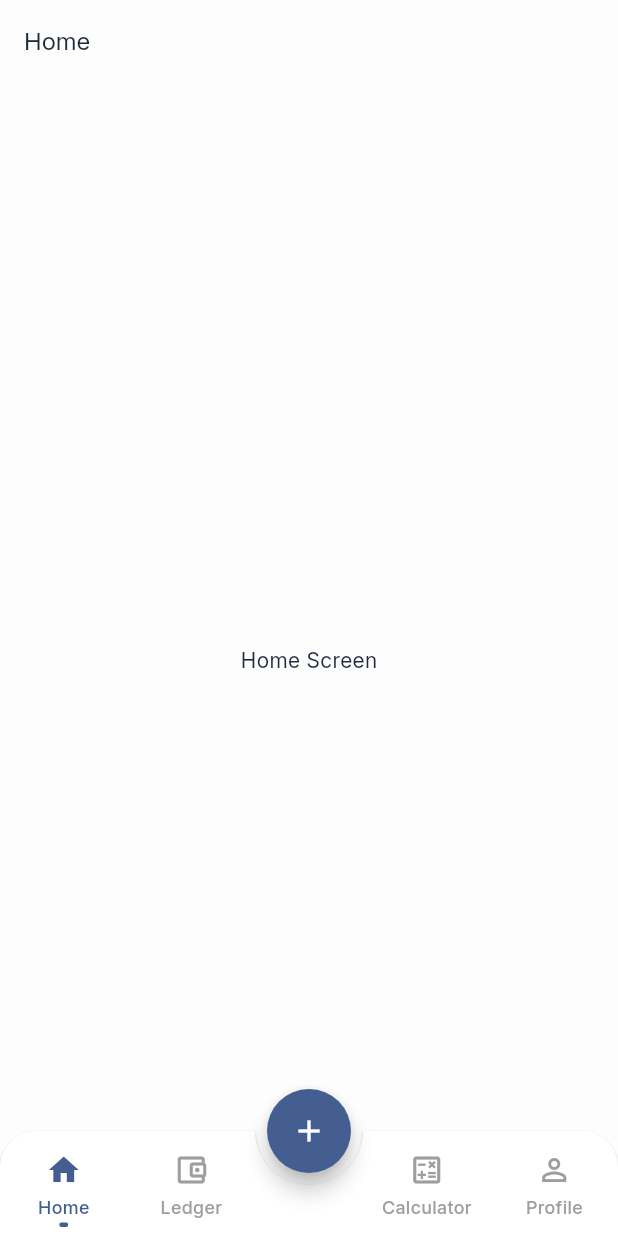
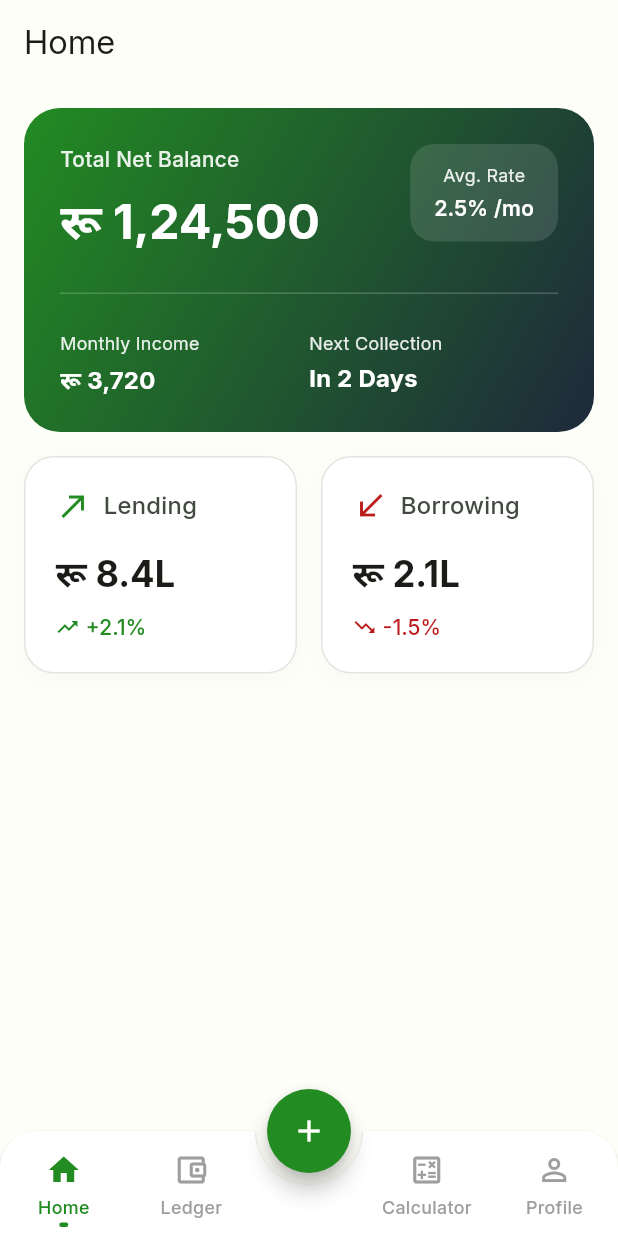
Before and after one commit to bitmonk/byaj_khata, a Flutter app: the screen it shows after launch, on a phone screen of 412 x 824 dp. Run offline on Flutter 3.47's test engine with Material 3 defaults, Android fonts, the phone set to English and light mode, and no system bars; drawn by our look-alikes of animated_bottom_navigation_bar; our stand-ins replace cached_network_image, chewie, cloud_firestore, dartz, device_info_plus, dio and 19 more; missing offline and left inert: flutter_displaymode, gallery_saver_plus; accounts and stored records are empty.

Commit message:
home components added

```diff
--- a/Documents/Development/Riverpod/byaz_track/lib/core/constants/app_colors.dart
+++ b/Documents/Development/Riverpod/byaz_track/lib/core/constants/app_colors.dart
@@ -1,6 +1,16 @@
 import 'package:byaz_track/core/extension/extensions.dart';
 
 class AppColors {
+  // New ByajTracker Colors
+  static const Color primary = Color(0xFF228B22);
+  static const Color background = Color(0xFFFEFEF8);
+  static const Color surface = Color(0xFFFEFEF8);
+  static const Color primaryText = Color(0xFF1A1C18);
+  static const Color secondaryText = Color(0xFF424940);
+  static const Color divider = Color(0xFFC4CCC0);
+  static const Color success = Color(0xFF228B22);
+  static const Color error = Color(0xFFBA1A1A);
+
   // Primary Accent (Trust Blue - matches screenshot active tab)
   static const Color primary500 = Color(0xFF3B82F6); // Main blue
   static const Color primary400 = Color(0xFF60A5FA); // Lighter hover/active
--- a/Documents/Development/Riverpod/byaz_track/lib/core/theme/app_theme.dart
+++ b/Documents/Development/Riverpod/byaz_track/lib/core/theme/app_theme.dart
@@ -7,57 +7,50 @@ class AppTheme {
   static ThemeData appTheme(BuildContext context) => ThemeData(
     useMaterial3: true,
     fontFamily: FontFamily.inter,
-    brightness: Brightness.light,
-    scaffoldBackgroundColor: AppColors.scaffoldBackground.withAlpha(200),
-    textTheme: AppTextStyle.lightTextTheme.apply(
-      bodyColor: AppColors.textPrimary,
-      displayColor: AppColors.textPrimary,
+    colorScheme: const ColorScheme.light(
+      primary: AppColors.primary,
+      onPrimary: Colors.white,
+      background: AppColors.background,
+      onBackground: AppColors.primaryText,
+      surface: AppColors.surface,
+      onSurface: AppColors.primaryText,
+      error: AppColors.error,
+      onError: Colors.white,
     ),
-    colorScheme: ColorScheme.fromSeed(
-      seedColor: AppColors.primary500,
-      brightness: Brightness.light,
-      surface: AppColors.cardBackground,
-      onSurface: AppColors.textPrimary,
+    scaffoldBackgroundColor: AppColors.background,
+    textTheme: const TextTheme(
+      headlineMedium: TextStyle(
+        color: AppColors.primaryText,
+        fontWeight: FontWeight.w800,
+        fontSize: 28,
+      ),
+      bodyLarge: TextStyle(
+        color: AppColors.primaryText,
+        fontSize: 16,
+      ),
+      bodyMedium: TextStyle(
+        color: AppColors.secondaryText,
+        fontSize: 14,
+      ),
+      labelLarge: TextStyle(
+        color: AppColors.secondaryText,
+        fontWeight: FontWeight.w500,
+        fontSize: 14,
+      ),
     ),
     cardTheme: CardThemeData(
-      color: AppColors.cardBackground,
-      elevation: 4,
-      shadowColor: Colors.black.withOpacity(0.08),
-      shape: RoundedRectangleBorder(borderRadius: BorderRadius.circular(16)),
-    ),
-    elevatedButtonTheme: ElevatedButtonThemeData(
-      style: ElevatedButton.styleFrom(
-        padding: const EdgeInsets.symmetric(vertical: 14),
-        backgroundColor: AppColors.primary500,
-        foregroundColor: AppColors.white,
-        shape: RoundedRectangleBorder(borderRadius: BorderRadius.circular(12)),
+      color: AppColors.surface,
+      elevation: 2,
+      shape: RoundedRectangleBorder(
+        borderRadius: BorderRadius.circular(12),
+        side: const BorderSide(color: AppColors.divider, width: 1),
       ),
     ),
-    textButtonTheme: TextButtonThemeData(
-      style: TextButton.styleFrom(
-        foregroundColor: AppColors.primary500,
-        textStyle: context.text.titleMedium,
-      ),
-    ),
-    bottomNavigationBarTheme: BottomNavigationBarThemeData(
-      backgroundColor: AppColors.cardBackground,
-      selectedItemColor: AppColors.primary500,
-      unselectedItemColor: AppColors.neutral600,
-      showUnselectedLabels: true,
+    bottomNavigationBarTheme: const BottomNavigationBarThemeData(
+      selectedItemColor: AppColors.primary,
+      unselectedItemColor: AppColors.secondaryText,
+      backgroundColor: AppColors.surface,
       type: BottomNavigationBarType.fixed,
-      elevation: 8,
-    ),
-    dividerTheme: DividerThemeData(color: AppColors.dividerColor, thickness: 1),
-    appBarTheme: AppBarTheme(
-      backgroundColor: AppColors.transparent,
-      foregroundColor: AppColors.textPrimary,
-      elevation: 0,
-      surfaceTintColor: AppColors.transparent,
-      systemOverlayStyle: const SystemUiOverlayStyle(
-        statusBarColor: Colors.transparent,
-        statusBarIconBrightness: Brightness.dark,
-        statusBarBrightness: Brightness.light,
-      ),
     ),
   );
 
--- a/Documents/Development/Riverpod/byaz_track/lib/features/home/presentation/screens/home_screen.dart
+++ b/Documents/Development/Riverpod/byaz_track/lib/features/home/presentation/screens/home_screen.dart
@@ -1,21 +1,51 @@
 import 'package:byaz_track/core/extension/extensions.dart';
+import 'package:byaz_track/features/home/presentation/widgets/net_balance_card.dart';
+import 'package:byaz_track/features/home/presentation/widgets/summary_card.dart';
 
-
-class HomeScreen extends   StatefulWidget {
+class HomeScreen extends StatefulWidget {
   const HomeScreen({super.key});
 
   @override
-  State<HomeScreen> createState()=>_HomeScreenState();
-  }
+  State<HomeScreen> createState() => _HomeScreenState();
+}
 
-
-class _HomeScreenState extends State<HomeScreen>{
-
+class _HomeScreenState extends State<HomeScreen> {
   @override
   Widget build(BuildContext context) {
     return Scaffold(
       appBar: AppBar(title: const Text('Home')),
-      body: const Center(child: Text('Home Screen')),
+      body: const Padding(
+        padding: EdgeInsets.all(16.0),
+        child: Column(
+          children: [
+            NetBalanceCard(),
+            SizedBox(height: 16),
+            Row(
+              children: [
+                Expanded(
+                  child: SummaryCard(
+                    title: 'Lending',
+                    amount: 'रू 8.4L',
+                    percentage: '+2.1%',
+                    isPositive: true,
+                    icon: Icons.call_made,
+                  ),
+                ),
+                SizedBox(width: 16),
+                Expanded(
+                  child: SummaryCard(
+                    title: 'Borrowing',
+                    amount: 'रू 2.1L',
+                    percentage: '-1.5%',
+                    isPositive: false,
+                    icon: Icons.call_received,
+                  ),
+                ),
+              ],
+            ),
+          ],
+        ),
+      ),
     );
   }
 }
--- /dev/null
+++ b/Documents/Development/Riverpod/byaz_track/lib/features/home/presentation/widgets/net_balance_card.dart
@@ -0,0 +1,145 @@
+import 'package:flutter/material.dart';
+
+class NetBalanceCard extends StatelessWidget {
+  const NetBalanceCard({super.key});
+
+  @override
+  Widget build(BuildContext context) {
+    return Container(
+      width: double.infinity,
+      padding: const EdgeInsets.all(24),
+      decoration: BoxDecoration(
+        borderRadius: BorderRadius.circular(24),
+        gradient: const LinearGradient(
+          begin: Alignment.topLeft,
+          end: Alignment.bottomRight,
+          colors: [
+            Color(0xFF228B22), // AppColors.primary
+            Color(0xFF1E293B), // Dark slate
+          ],
+        ),
+      ),
+      child: Column(
+        crossAxisAlignment: CrossAxisAlignment.start,
+        children: [
+          Row(
+            mainAxisAlignment: MainAxisAlignment.spaceBetween,
+            crossAxisAlignment: CrossAxisAlignment.start,
+            children: [
+              Column(
+                crossAxisAlignment: CrossAxisAlignment.start,
+                children: [
+                  Text(
+                    'Total Net Balance',
+                    style: TextStyle(
+                      color: Colors.white.withOpacity(0.9),
+                      fontSize: 14,
+                      fontWeight: FontWeight.w500,
+                    ),
+                  ),
+                  const SizedBox(height: 8),
+                  const Text(
+                    'रू 1,24,500',
+                    style: TextStyle(
+                      color: Colors.white,
+                      fontSize: 32,
+                      fontWeight: FontWeight.bold,
+                    ),
+                  ),
+                ],
+              ),
+              Container(
+                padding: const EdgeInsets.symmetric(
+                  horizontal: 16,
+                  vertical: 12,
+                ),
+                decoration: BoxDecoration(
+                  color: Colors.white.withOpacity(0.12),
+                  borderRadius: BorderRadius.circular(16),
+                ),
+                child: Column(
+                  children: [
+                    Text(
+                      'Avg. Rate',
+                      style: TextStyle(
+                        color: Colors.white.withOpacity(0.9),
+                        fontSize: 12,
+                      ),
+                    ),
+                    const SizedBox(height: 4),
+                    const Text(
+                      '2.5% /mo',
+                      style: TextStyle(
+                        color: Colors.white,
+                        fontSize: 14,
+                        fontWeight: FontWeight.w600,
+                      ),
+                    ),
+                  ],
+                ),
+              ),
+            ],
+          ),
+          const SizedBox(height: 24),
+          Divider(
+            color: Colors.white.withOpacity(0.2),
+            thickness: 1,
+            height: 1,
+          ),
+          const SizedBox(height: 24),
+          Row(
+            mainAxisAlignment: MainAxisAlignment.spaceBetween,
+            children: [
+              Expanded(
+                child: Column(
+                  crossAxisAlignment: CrossAxisAlignment.start,
+                  children: [
+                    Text(
+                      'Monthly Income',
+                      style: TextStyle(
+                        color: Colors.white.withOpacity(0.9),
+                        fontSize: 12,
+                      ),
+                    ),
+                    const SizedBox(height: 4),
+                    const Text(
+                      'रू 3,720',
+                      style: TextStyle(
+                        color: Colors.white,
+                        fontSize: 16,
+                        fontWeight: FontWeight.bold,
+                      ),
+                    ),
+                  ],
+                ),
+              ),
+              Expanded(
+                child: Column(
+                  crossAxisAlignment: CrossAxisAlignment.start,
+                  children: [
+                    Text(
+                      'Next Collection',
+                      style: TextStyle(
+                        color: Colors.white.withOpacity(0.9),
+                        fontSize: 12,
+                      ),
+                    ),
+                    const SizedBox(height: 4),
+                    const Text(
+                      'In 2 Days',
+                      style: TextStyle(
+                        color: Colors.white,
+                        fontSize: 16,
+                        fontWeight: FontWeight.bold,
+                      ),
+                    ),
+                  ],
+                ),
+              ),
+            ],
+          ),
+        ],
+      ),
+    );
+  }
+}
--- /dev/null
+++ b/Documents/Development/Riverpod/byaz_track/lib/features/home/presentation/widgets/summary_card.dart
@@ -0,0 +1,87 @@
+import 'package:flutter/material.dart';
+import 'package:byaz_track/core/constants/app_colors.dart';
+
+class SummaryCard extends StatelessWidget {
+  final String title;
+  final String amount;
+  final String percentage;
+  final bool isPositive;
+  final IconData icon;
+
+  const SummaryCard({
+    super.key,
+    required this.title,
+    required this.amount,
+    required this.percentage,
+    required this.isPositive,
+    required this.icon,
+  });
+
+  @override
+  Widget build(BuildContext context) {
+    final color = isPositive ? AppColors.success : AppColors.error;
+
+    return Container(
+      padding: const EdgeInsets.all(20),
+      decoration: BoxDecoration(
+        color: Colors.white,
+        borderRadius: BorderRadius.circular(20),
+        border: Border.all(color: AppColors.divider.withOpacity(0.5)),
+        boxShadow: [
+          BoxShadow(
+            color: Colors.black.withOpacity(0.02),
+            blurRadius: 10,
+            offset: const Offset(0, 4),
+          ),
+        ],
+      ),
+      child: Column(
+        crossAxisAlignment: CrossAxisAlignment.start,
+        children: [
+          Row(
+            children: [
+              Icon(icon, color: color, size: 24),
+              const SizedBox(width: 8),
+              Text(
+                title,
+                style: const TextStyle(
+                  color: AppColors.secondaryText,
+                  fontSize: 16,
+                  fontWeight: FontWeight.w500,
+                ),
+              ),
+            ],
+          ),
+          const SizedBox(height: 16),
+          Text(
+            amount,
+            style: const TextStyle(
+              color: AppColors.primaryText,
+              fontSize: 24,
+              fontWeight: FontWeight.bold,
+            ),
+          ),
+          const SizedBox(height: 8),
+          Row(
+            children: [
+              Icon(
+                isPositive ? Icons.trending_up : Icons.trending_down,
+                color: color,
+                size: 16,
+              ),
+              const SizedBox(width: 4),
+              Text(
+                percentage,
+                style: TextStyle(
+                  color: color,
+                  fontSize: 14,
+                  fontWeight: FontWeight.w500,
+                ),
+              ),
+            ],
+          ),
+        ],
+      ),
+    );
+  }
+}
--- a/Documents/Development/Riverpod/byaz_track/lib/gen/assets.gen.dart
+++ b/Documents/Development/Riverpod/byaz_track/lib/gen/assets.gen.dart
@@ -8,6 +8,8 @@
 // coverage:ignore-file
 // ignore_for_file: type=lint
 // ignore_for_file: deprecated_member_use,directives_ordering,implicit_dynamic_list_literal,unnecessary_import
+
+import 'package:flutter/widgets.dart';
 
 class $AssetsFontsGen {
   const $AssetsFontsGen();
@@ -61,8 +63,108 @@ class $AssetsFontsGen {
   ];
 }
 
+class $AssetsImagesGen {
+  const $AssetsImagesGen();
+
+  /// File path: assets/images/Byaj Khata.png
+  AssetGenImage get byajKhata =>
+      const AssetGenImage('assets/images/Byaj Khata.png');
+
+  /// List of all assets
+  List<AssetGenImage> get values => [byajKhata];
+}
+
 class Assets {
   const Assets._();
 
   static const $AssetsFontsGen fonts = $AssetsFontsGen();
+  static const $AssetsImagesGen images = $AssetsImagesGen();
 }
+
+class AssetGenImage {
+  const AssetGenImage(
+    this._assetName, {
+    this.size,
+    this.flavors = const {},
+    this.animation,
+  });
+
+  final String _assetName;
+
+  final Size? size;
+  final Set<String> flavors;
+  final AssetGenImageAnimation? animation;
+
+  Image image({
+    Key? key,
+    AssetBundle? bundle,
+    ImageFrameBuilder? frameBuilder,
+    ImageErrorWidgetBuilder? errorBuilder,
+    String? semanticLabel,
+    bool excludeFromSemantics = false,
+    double? scale,
+    double? width,
+    double? height,
+    Color? color,
+    Animation<double>? opacity,
+    BlendMode? colorBlendMode,
+    BoxFit? fit,
+    AlignmentGeometry alignment = Alignment.center,
+    ImageRepeat repeat = ImageRepeat.noRepeat,
+    Rect? centerSlice,
+    bool matchTextDirection = false,
+    bool gaplessPlayback = true,
+    bool isAntiAlias = false,
+    String? package,
+    FilterQuality filterQuality = FilterQuality.medium,
+    int? cacheWidth,
+    int? cacheHeight,
+  }) {
+    return Image.asset(
+      _assetName,
+      key: key,
+      bundle: bundle,
+      frameBuilder: frameBuilder,
+      errorBuilder: errorBuilder,
+      semanticLabel: semanticLabel,
+      excludeFromSemantics: excludeFromSemantics,
+      scale: scale,
+      width: width,
+      height: height,
+      color: color,
+      opacity: opacity,
+      colorBlendMode: colorBlendMode,
+      fit: fit,
+      alignment: alignment,
+      repeat: repeat,
+      centerSlice: centerSlice,
+      matchTextDirection: matchTextDirection,
+      gaplessPlayback: gaplessPlayback,
+      isAntiAlias: isAntiAlias,
+      package: package,
+      filterQuality: filterQuality,
+      cacheWidth: cacheWidth,
+      cacheHeight: cacheHeight,
+    );
+  }
+
+  ImageProvider provider({AssetBundle? bundle, String? package}) {
+    return AssetImage(_assetName, bundle: bundle, package: package);
+  }
+
+  String get path => _assetName;
+
+  String get keyName => _assetName;
+}
+
+class AssetGenImageAnimation {
+  const AssetGenImageAnimation({
+    required this.isAnimation,
+    required this.duration,
+    required this.frames,
+  });
+
+  final bool isAnimation;
+  final Duration duration;
+  final int frames;
+}
```
Also changed, not shown: Documents/Development/Riverpod/byaz_track/lib/features/profile/presentation/screens/profile_screen.dart (+4 -7 lines), Documents/Development/Riverpod/byaz_track/assets/images/Byaj Khata.png (added), 1 other file.
